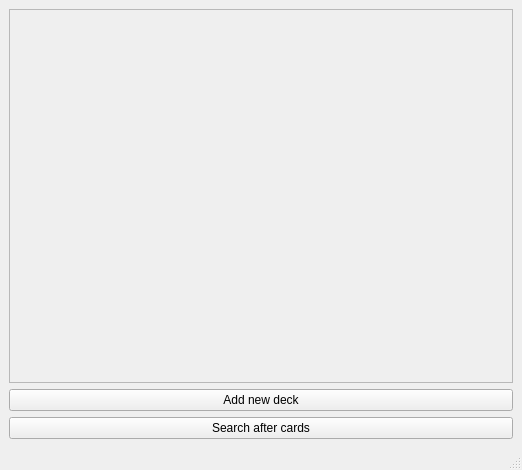
First picture: the form in mainwindow.ui, repository jonaselmesten/Memo, before the edit.
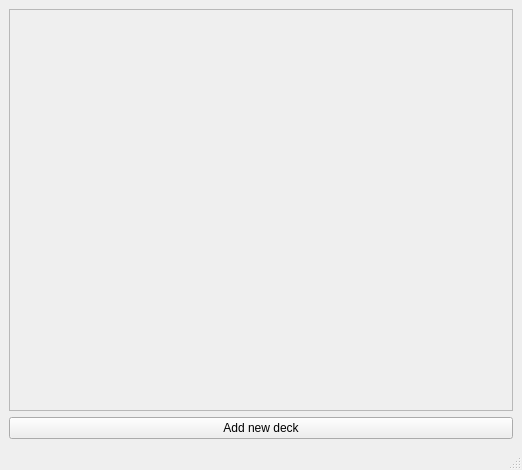
Second picture: the form after the edit.

```diff
--- a/mainwindow.ui
+++ b/mainwindow.ui
@@ -15,6 +15,13 @@
   </property>
   <widget class="QWidget" name="centralwidget">
    <layout class="QGridLayout" name="gridLayout">
+    <item row="2" column="0">
+     <widget class="QPushButton" name="deckAddButton">
+      <property name="text">
+       <string>Add new deck</string>
+      </property>
+     </widget>
+    </item>
     <item row="0" column="0">
      <widget class="QScrollArea" name="scrollArea">
       <property name="widgetResizable">
@@ -26,31 +33,30 @@
          <x>0</x>
          <y>0</y>
          <width>502</width>
-         <height>351</height>
+         <height>381</height>
         </rect>
        </property>
        <layout class="QVBoxLayout" name="deckHolder">
         <property name="sizeConstraint">
          <enum>QLayout::SetDefaultConstraint</enum>
         </property>
+        <item>
+         <spacer name="verticalSpacer">
+          <property name="orientation">
+           <enum>Qt::Vertical</enum>
+          </property>
+          <property name="sizeHint" stdset="0">
+           <size>
+            <width>20</width>
+            <height>40</height>
+           </size>
+          </property>
+         </spacer>
+        </item>
        </layout>
       </widget>
      </widget>
     </item>
-    <item row="2" column="0">
-     <widget class="QPushButton" name="deckAddButton">
-      <property name="text">
-       <string>Add new deck</string>
-      </property>
-     </widget>
-    </item>
-    <item row="3" column="0">
-     <widget class="QPushButton" name="searchButton">
-      <property name="text">
-       <string>Search after cards</string>
-      </property>
-     </widget>
-    </item>
    </layout>
   </widget>
   <widget class="QMenuBar" name="menubar">
@@ -59,7 +65,7 @@
      <x>0</x>
      <y>0</y>
      <width>522</width>
-     <height>21</height>
+     <height>20</height>
     </rect>
    </property>
   </widget>
```
